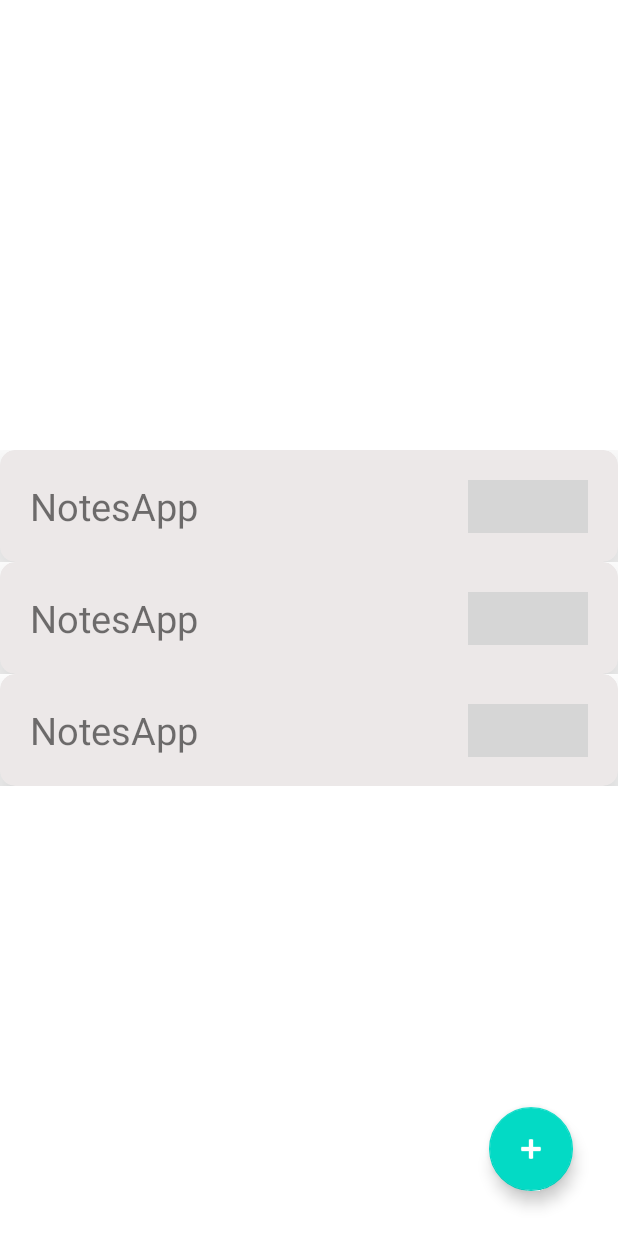
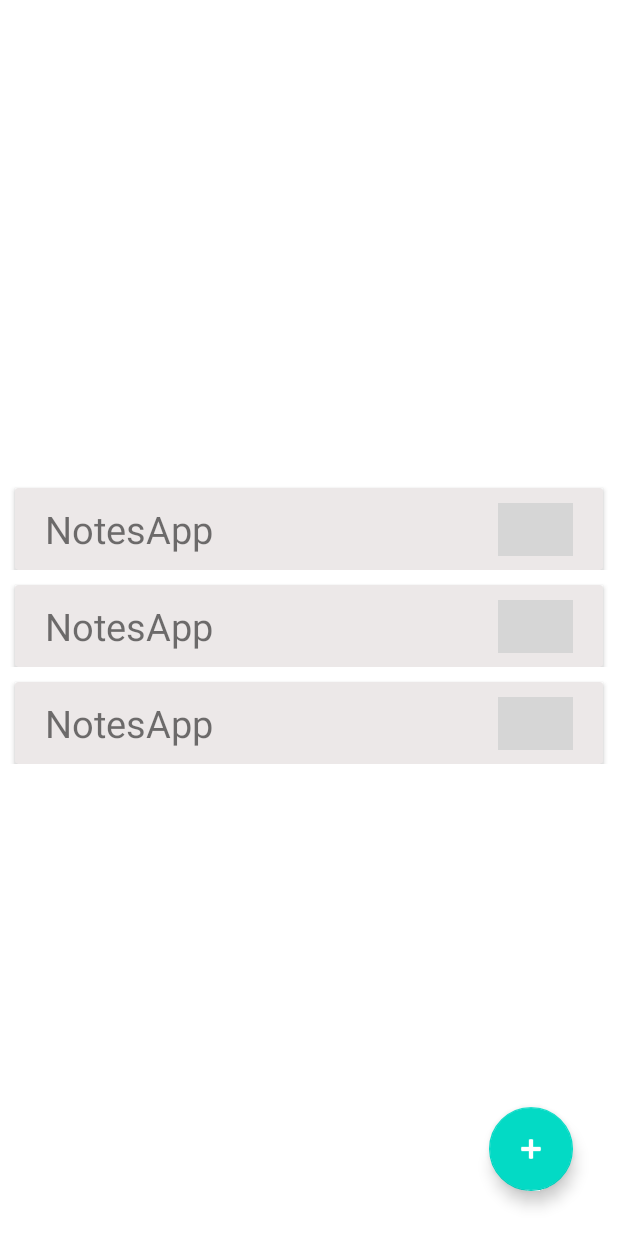
Before and after one commit to Varun-Bedi-17/RoomImpl, an Android app: the layout activity_main.xml on its own in the app's theme, with its tools: preview values and no code run, on a phone screen of 412 x 824 dp. Run offline under Robolectric (Android 15) with nearby library versions, the phone set to English and light mode, and no system bars; grey boxes are pictures that could not be loaded.

```diff
--- a/app/src/main/AndroidManifest.xml
+++ b/app/src/main/AndroidManifest.xml
@@ -14,6 +14,7 @@
         tools:targetApi="31">
         <activity
             android:name=".NoteActivity"
+            android:windowSoftInputMode="adjustResize"
             android:exported="false">
             <meta-data
                 android:name="android.app.lib_name"
--- a/app/src/main/res/layout/layout_rv_notes.xml
+++ b/app/src/main/res/layout/layout_rv_notes.xml
@@ -8,9 +8,8 @@
         android:id="@+id/cv_notes"
         android:layout_width="match_parent"
         android:layout_height="wrap_content"
+        android:layout_margin="10dp"
         android:backgroundTint="@color/bg_color"
-        app:cardCornerRadius="10dp"
-        app:cardElevation="20dp"
         app:layout_constraintEnd_toEndOf="parent"
         app:layout_constraintStart_toStartOf="parent"
         app:layout_constraintTop_toTopOf="parent">
@@ -23,7 +22,8 @@
                 android:id="@+id/tv_note"
                 android:layout_width="0dp"
                 android:layout_height="wrap_content"
-                android:layout_margin="20dp"
+                android:layout_marginHorizontal="20dp"
+                android:layout_marginVertical="10dp"
                 android:text="@string/app_name"
                 android:textSize="25sp"
                 app:layout_constraintBottom_toBottomOf="parent"
@@ -33,13 +33,15 @@
 
             <ImageView
                 android:id="@+id/iv_delete"
-                android:layout_width="80dp"
+                android:layout_width="50dp"
                 android:layout_height="35dp"
-                android:layout_margin="20dp"
+                android:layout_marginHorizontal="20dp"
                 android:src="@drawable/ic_delete"
+                app:layout_constraintBottom_toBottomOf="parent"
                 app:layout_constraintEnd_toEndOf="parent"
                 app:layout_constraintStart_toEndOf="@id/tv_note"
-                app:layout_constraintTop_toTopOf="parent" />
+                app:layout_constraintTop_toTopOf="parent"
+                android:contentDescription="@string/delete_icon" />
         </androidx.constraintlayout.widget.ConstraintLayout>
 
     </androidx.cardview.widget.CardView>
--- a/app/src/main/res/values/strings.xml
+++ b/app/src/main/res/values/strings.xml
@@ -3,4 +3,6 @@
     <string name="add_btn">Add button</string>
     <string name="enter_something">Enter Something</string>
     <string name="update">Update</string>
+    <string name="save">Save</string>
+    <string name="delete_icon">Delete Icon</string>
 </resources>
```
Also changed, not shown: app/src/main/java/com/example/notesapp/MainActivity.kt (+39 -18 lines), app/src/main/java/com/example/notesapp/NoteActivity.kt (+14 -16 lines), app/src/main/java/com/example/notesapp/adapters/NotesRvAdpater.kt (+28 -8 lines), app/src/main/java/com/example/notesapp/utils/Constants.kt (added, +8 -0 lines), app/src/main/res/layout/activity_note.xml (+9 -21 lines), 1 other file.
